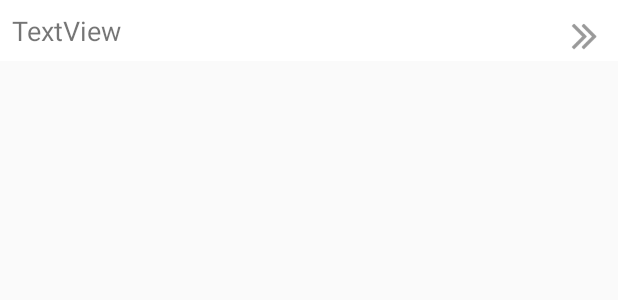
After one commit to Suramire/MyApplication, an Android app: the layout item_sort_add.xml on its own in the app's theme, with its tools: preview values and no code run, on a phone screen of 412 x 824 dp. The commit adds this screen. Shown: the top 300 px of the screen. Run offline under Robolectric (Android 15) with nearby library versions, the phone set to English and light mode, and no system bars.

Commit message:
完成房源排序功能

```diff
--- a/app/src/main/AndroidManifest.xml
+++ b/app/src/main/AndroidManifest.xml
@@ -52,6 +52,7 @@
         <activity android:name=".NewNotificationActivity" />
         <activity android:name=".SendMessageActivity"/>
         <activity android:name=".RecordsActivity"/>
+        <activity android:name=".SortRoomActivity"/>
 
     </application>
 
--- a/app/src/main/java/com/suramire/myapplication/util/KeyUtils.java
+++ b/app/src/main/java/com/suramire/myapplication/util/KeyUtils.java
@@ -55,7 +55,7 @@ public class KeyUtils implements  OnKeyboardActionListener{
             case -12:{hide();}break;
             case 12:{
                 String lastString = mEditText.getText().toString().trim();
-                if(mEditText.length()>0) {
+                if(mEditText.length()>1) {
                     mEditText.setText(mEditText.getText().subSequence(0, mEditText.length() - 1));
                 }
                 else{
@@ -87,6 +87,9 @@ public class KeyUtils implements  OnKeyboardActionListener{
             }break;
             case 101:{
                 mOnTextChangeListener.onPreviousLine();
+            }break;
+            case 102:{
+                mOnTextChangeListener.onStartSort();
             }break;
             case 103:{
                 mOnTextChangeListener.onNextLine();
@@ -125,6 +128,7 @@ public class KeyUtils implements  OnKeyboardActionListener{
         void onTextCompleted(String newString,String lastString);
         void onNextLine();
         void onPreviousLine();
+        void onStartSort();
     }
 
     private Context mContext;
--- a/app/src/main/java/com/suramire/myapplication/util/MyDataBase.java
+++ b/app/src/main/java/com/suramire/myapplication/util/MyDataBase.java
@@ -53,7 +53,7 @@ public class MyDataBase extends SQLiteOpenHelper {
 
 
     public Cursor selectAmmeter(int roomId){
-        return mydb.query("ammeter", null, "roomid=?", new String[]{roomId + ""}, null, null, null);
+        return mydb.query("ammeter", null, "roomid=?", new String[]{roomId + ""}, null, null, "sort desc");
     }
 
 
@@ -119,6 +119,7 @@ public class MyDataBase extends SQLiteOpenHelper {
         ContentValues values = new ContentValues();
         values.put("count", ammeter.getCount());
         values.put("lastcount",ammeter.getLastcount());
+        values.put("sort",ammeter.getSort());
         return mydb.update("ammeter",values,"_id=?",new String[]{ammeter.getId()+""});
     }
 
@@ -211,7 +212,7 @@ public class MyDataBase extends SQLiteOpenHelper {
         db.execSQL("create table if not exists notification(_id integer primary key autoincrement," +
                 "ncontent varchar,adminid integer,ndate date)");
         db.execSQL("create table if not exists ammeter(_id integer primary key autoincrement," +
-                "roomid integer,lastcount integer,count integer,time date,lasttime date)");
+                "roomid integer,lastcount integer,count integer,time date,lasttime date,sort integer)");
     }
 
     @Override
--- /dev/null
+++ b/app/src/main/res/layout/item_sort_add.xml
@@ -0,0 +1,30 @@
+<?xml version="1.0" encoding="utf-8"?>
+<RelativeLayout xmlns:android="http://schemas.android.com/apk/res/android"
+              xmlns:app="http://schemas.android.com/apk/res-auto"
+              android:layout_width="match_parent"
+              android:layout_height="wrap_content"
+              android:background="#FFF"
+              android:orientation="horizontal">
+
+    <TextView
+        android:id="@+id/textView42"
+        android:layout_margin="8dp"
+        android:layout_width="wrap_content"
+        android:layout_height="wrap_content"
+        android:layout_alignParentStart="true"
+        android:text="TextView"
+        android:textSize="18sp"/>
+
+    <ImageView
+        android:id="@+id/imageView51"
+        android:layout_width="32dp"
+        android:layout_height="32dp"
+        android:background="@drawable/selector_normal"
+        app:srcCompat="@drawable/sort_add"
+        android:layout_marginLeft="8dp"
+        android:layout_marginRight="8dp"
+        android:layout_alignTop="@+id/textView42"
+        android:layout_alignParentEnd="true"
+        android:layout_marginEnd="7dp"/>
+
+</RelativeLayout>
```
Also changed, not shown: app/src/main/java/com/suramire/myapplication/AmmeterActivity.java (+24 -4 lines), app/src/main/java/com/suramire/myapplication/SortRoomActivity.java (added, +144 -0 lines), app/src/main/java/com/suramire/myapplication/adapter/MyBaseAdapter2.java (+14 -5 lines), app/src/main/java/com/suramire/myapplication/model/Ammeter.java (+21 -4 lines), app/src/main/res/layout/activity_sortroom.xml (added, +70 -0 lines), app/src/main/res/layout/item_sort_romove.xml (added, +26 -0 lines), app/src/main/res/drawable/sort_add.png (added), app/src/main/res/drawable/sort_remove.png (added), 1 other file.
